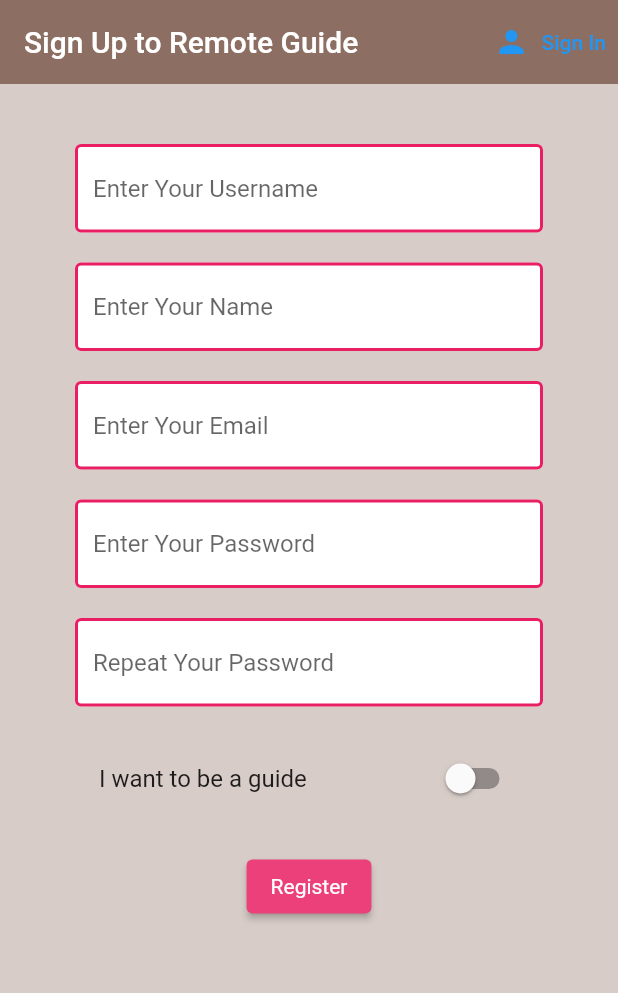
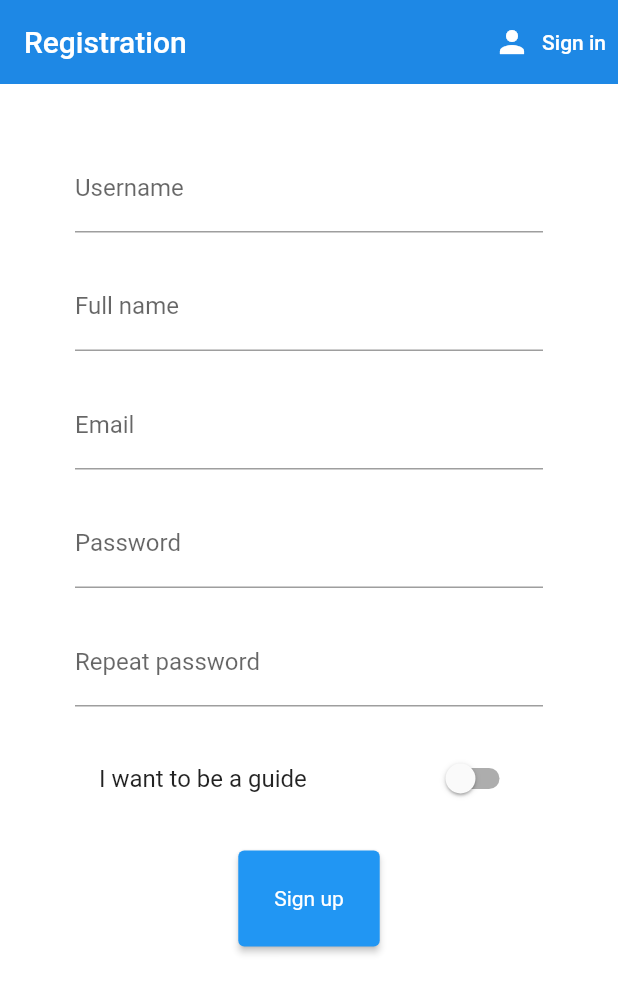
Before and after one commit to nurSaadat/RemoteGuide, a Flutter app: the screen it shows after launch, after a tap on "Sign in", after a tap on "Register", on a phone screen of 412 x 824 dp. Shown: the top 993 px of the screen. Run offline on Flutter 3.47's test engine with Material 2 defaults, Android fonts, the phone set to English and light mode, and no system bars; our stand-ins replace cloud_firestore, firebase_auth, firebase_core, firebase_database, flutter_spinkit; accounts and stored records are empty.

Commit message:
ui(auth): changed registration and home page\ interface

```diff
--- a/lib/pages/authenticate/register.dart
+++ b/lib/pages/authenticate/register.dart
@@ -30,18 +30,21 @@
 
   Widget build(BuildContext context) {
     return loading ? Loading() : Scaffold(
-        backgroundColor: Colors.brown[100],
+        backgroundColor: Colors.white,
         appBar: AppBar(
-          backgroundColor: Colors.brown[400],
+          backgroundColor: Colors.blue[600],
           elevation: 0.0,
-          title: Text('Sign Up to Remote Guide'),
+          title: Text('Registration'),
           actions: <Widget>[
             TextButton.icon(
               icon: Icon(Icons.person),
-              label: Text('Sign In'),
+              label: Text('Sign in'),
               onPressed: () {
                 widget.toggleView();
               },
+              style: TextButton.styleFrom(
+                  primary: Colors.white
+              ),
             )
           ],
         ),
@@ -53,7 +56,9 @@
                   children: <Widget>[
                     const SizedBox(height: 20.0),
                     TextFormField(
-                      decoration: textInputDecoration.copyWith(hintText: 'Enter Your Username'),
+                      decoration: const InputDecoration(
+                        labelText: 'Username',
+                      ),
                       validator: (val) => val!.isEmpty ? 'Enter the username' : null,
                       onChanged: (val) {
                         setState(() => username = val);
@@ -61,7 +66,9 @@
                     ),
                     const SizedBox(height: 20.0),
                     TextFormField(
-                      decoration: textInputDecoration.copyWith(hintText: 'Enter Your Name'),
+                      decoration: const InputDecoration(
+                        labelText: 'Full name',
+                      ),
                       validator: (val) => val!.isEmpty ? 'Enter the name' : null,
                       onChanged: (val) {
                         setState(() => name = val);
@@ -69,7 +76,9 @@
                     ),
                     const SizedBox(height: 20.0),
                     TextFormField(
-                      decoration: textInputDecoration.copyWith(hintText: 'Enter Your Email'),
+                      decoration: const InputDecoration(
+                        labelText: 'Email',
+                      ),
                       validator: (val) => val!.isEmpty ? 'Enter an email' : null,
                       onChanged: (val) {
                         setState(() => email = val);
@@ -77,7 +86,9 @@
                     ),
                     const SizedBox(height: 20.0),
                     TextFormField(
-                      decoration: textInputDecoration.copyWith(hintText: 'Enter Your Password'),
+                      decoration: const InputDecoration(
+                        labelText: 'Password',
+                      ),
                       obscureText: true,
                       validator: (val) => val!.length < 6 ? 'Enter a password 6+ chars long' : null,
                       onChanged: (val) {
@@ -86,7 +97,9 @@
                     ),
                     const SizedBox(height: 20.0),
                     TextFormField(
-                      decoration: textInputDecoration.copyWith(hintText: 'Repeat Your Password'),
+                      decoration: const InputDecoration(
+                        labelText: 'Repeat password',
+                      ),
                       obscureText: true,
                       validator: (val) => val != password ? 'Passwords do not match' : null,
                       onChanged: (val) {
@@ -101,16 +114,16 @@
                         setState(() {
                           guide = value;
                         });
-                      }
+                      },
                   ),
                     const SizedBox(height: 20.0),
                     ElevatedButton(
-                        child: Text('Register'),
+                        child: const Text('Sign up'),
                         style: ButtonStyle(
-                            backgroundColor:
-                            MaterialStateProperty.all(Colors.pink[400]),
                             textStyle: MaterialStateProperty.all(
-                                TextStyle(color: Colors.white))),
+                                TextStyle(color: Colors.white)),
+                            padding: MaterialStateProperty.all(const EdgeInsets.all(24.0)),
+                        ),
                         onPressed: () async {
                           if (_formKey.currentState!.validate()){
                             setState(() => loading = true);
--- a/lib/pages/authenticate/sign_in.dart
+++ b/lib/pages/authenticate/sign_in.dart
@@ -53,7 +53,6 @@
               TextFormField(
                 decoration: const InputDecoration(
                     icon: Icon(Icons.person),
-                    // hintText: 'Enter your email',
                     labelText: 'Email',
                   ),
                 validator: (val) => val!.isEmpty ? 'Enter an email' : null,
@@ -65,7 +64,6 @@
               TextFormField(
                 decoration: const InputDecoration(
                   icon: Icon(Icons.password),
-                  // hintText: 'Enter your password',
                   labelText: 'Password',
                 ),
                 obscureText: true,
--- a/lib/pages/home/home.dart
+++ b/lib/pages/home/home.dart
@@ -26,6 +26,9 @@
             onPressed: () async{
               await _auth.signOut();
             },
+            style: TextButton.styleFrom(
+                primary: Colors.white
+            ),
           )
         ],
       ),
--- a/lib/shared/loading.dart
+++ b/lib/shared/loading.dart
@@ -7,10 +7,10 @@
   @override
   Widget build(BuildContext context) {
     return Container(
-      color: Colors.brown[100],
+      color: Colors.white,
       child: const Center(
-        child: SpinKitPumpingHeart(
-          color: Colors.redAccent,
+        child: SpinKitCircle(
+          color: Colors.blueAccent,
           size: 50.0,
         )
       )
```
